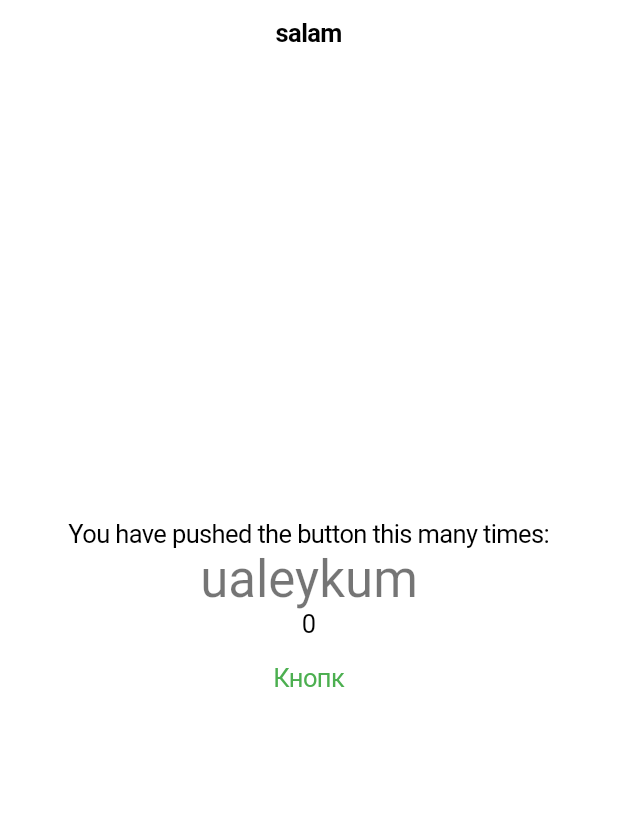
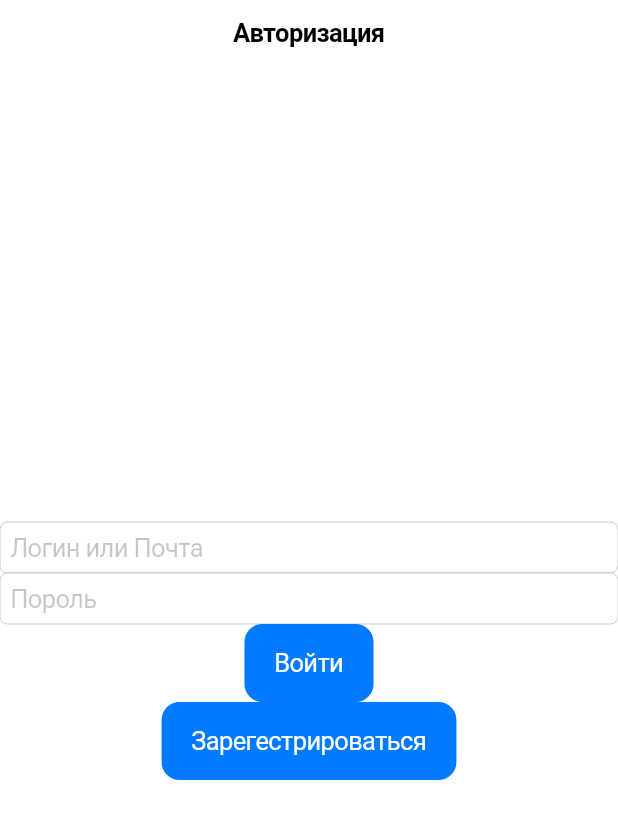
Before and after one commit to 7keel/project, a Flutter app: the screen it shows after launch, on a phone screen of 412 x 824 dp. Shown: the top 819 px of the screen. Run offline on Flutter 3.47's test engine with Material 2 defaults, Android fonts, the phone set to English and light mode, and no system bars.

Commit message:
Добавил страницу авторизации

```diff
--- a/lib/main.dart
+++ b/lib/main.dart
@@ -1,5 +1,5 @@
 import 'package:flutter/cupertino.dart';
-import 'package:flutter/material.dart';
+import 'package:flutter_application_1/src/screens/auth/auth_screen.dart';
 
 void main() {
   runApp(const MyApp());
@@ -12,58 +12,7 @@ class MyApp extends StatelessWidget {
   Widget build(BuildContext context) {
     return CupertinoApp(
       title: 'Flutter Demo',
-      theme: CupertinoThemeData(
-        primaryColor: Colors.green,
-      ),
-      home: const Page(title: 'salam', text: 'ualeykum'),
+      home: const AuthScreen(),
     );
   }
 }
-
-class Page extends StatefulWidget {
-  const Page({super.key, required this.title, required this.text});
-
-  final String title;
-  final String text;
-
-  @override
-  State<Page> createState() => _PageState();
-}
-
-class _PageState extends State<Page> {
-  int counter = 0;
-  @override
-  Widget build(BuildContext context) {
-    return CupertinoPageScaffold(
-      navigationBar: CupertinoNavigationBar(
-        middle: Text(widget.title),
-      ),
-      child: Center(
-        child: Column(
-          mainAxisAlignment: MainAxisAlignment.center,
-          children: <Widget>[
-            const Text(
-              'You have pushed the button this many times:',
-            ),
-            Text(
-              "${widget.text}",
-              style: Theme.of(context).textTheme.headlineMedium,
-            ),
-            Text(
-              "$counter",
-            ),
-            CupertinoButton(
-              child: Text("Кнопк"),
-              onPressed: () {
-                print("Hello World");
-                setState(() {
-                  counter++;
-                });
-              },
-            )
-          ],
-        ),
-      ),
-    );
-  }
-}
--- /dev/null
+++ b/lib/src/screens/auth/auth_screen.dart
@@ -0,0 +1,35 @@
+import 'package:flutter/cupertino.dart';
+
+class AuthScreen extends StatelessWidget {
+  const AuthScreen({super.key});
+
+  @override
+  Widget build(BuildContext context) {
+    return CupertinoPageScaffold(
+      navigationBar: CupertinoNavigationBar(
+        middle: Text("Авторизация"),
+      ),
+      child: SafeArea(
+        child: Column(
+          mainAxisAlignment: MainAxisAlignment.center,
+          children: [
+            CupertinoTextField(
+              placeholder: "Логин или Почта",
+            ),
+            CupertinoTextField(
+              placeholder: "Пороль",
+            ),
+            CupertinoButton.filled(
+              child: const Text("Войти"),
+              onPressed: () {},
+            ),
+            CupertinoButton.filled(
+              child: const Text("Зарегестрироваться"),
+              onPressed: () {},
+            )
+          ],
+        ),
+      ),
+    );
+  }
+}
```
